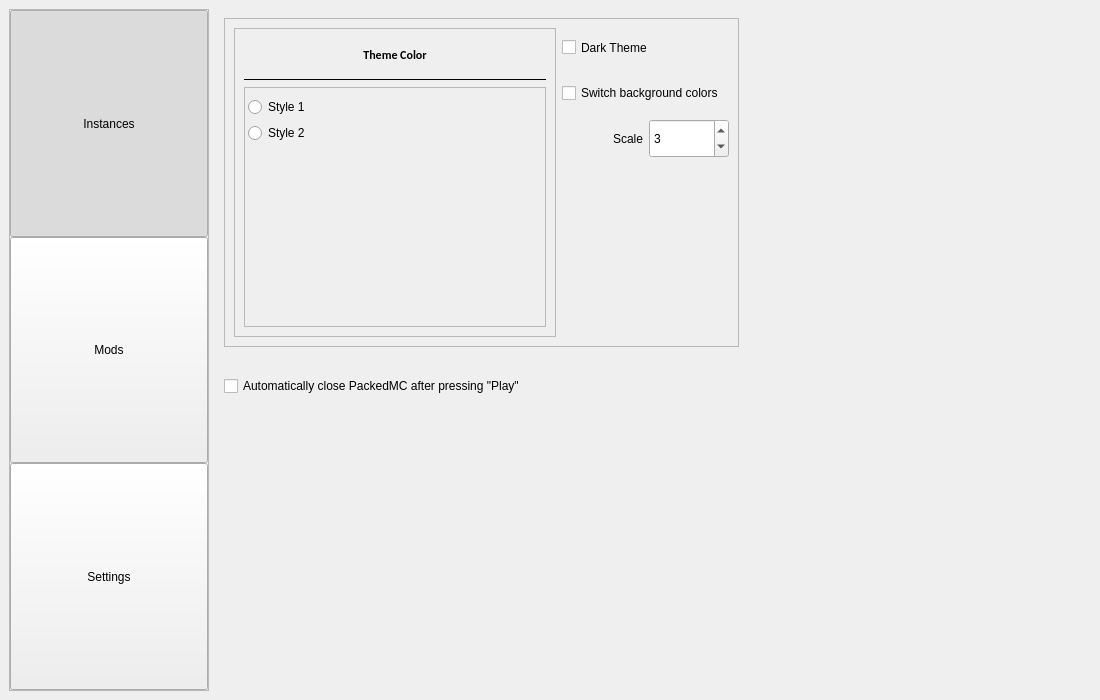
Before: the Qt Designer form interface/ui_files/interface.ui in shueppin/PackedMC, drawn with Qt 5.
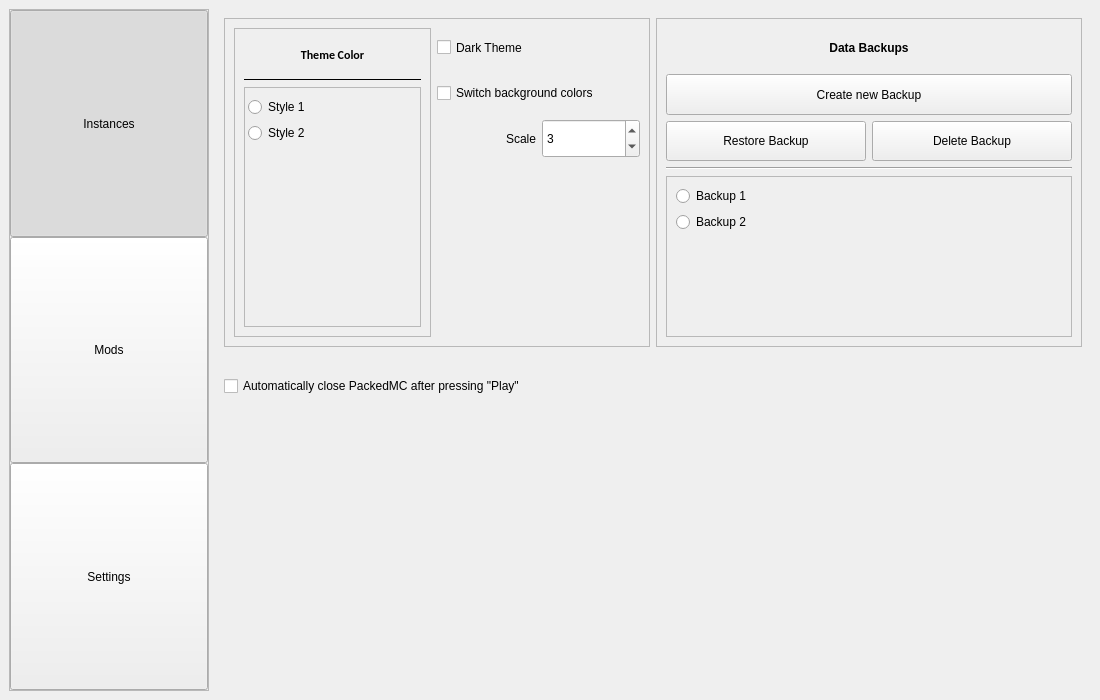
After: the same form once the commit is applied. The open tabs and pages were chosen to show the change.

Commit message: Add data backup management in the settings page

```diff
--- a/interface/ui_files/interface.ui
+++ b/interface/ui_files/interface.ui
@@ -809,7 +809,7 @@
        </layout>
       </widget>
       <widget class="QWidget" name="SETTINGS_PAGE">
-       <layout class="QGridLayout" name="gridLayout_4" rowstretch="5,1,4" columnstretch="3,2">
+       <layout class="QGridLayout" name="gridLayout_4" rowstretch="5,1,4" columnstretch="1,1">
         <item row="0" column="0">
          <widget class="QFrame" name="frame_3">
           <property name="frameShape">
@@ -818,7 +818,7 @@
           <property name="frameShadow">
            <enum>QFrame::Raised</enum>
           </property>
-          <layout class="QGridLayout" name="gridLayout_3" rowstretch="1,1,1,0" columnstretch="4,1,1">
+          <layout class="QGridLayout" name="gridLayout_3" rowstretch="1,1,1,0" columnstretch="2,1,1">
            <item row="3" column="1">
             <spacer name="verticalSpacer_3">
              <property name="orientation">
@@ -999,8 +999,8 @@
                   <rect>
                    <x>0</x>
                    <y>0</y>
-                   <width>98</width>
-                   <height>70</height>
+                   <width>175</width>
+                   <height>235</height>
                   </rect>
                  </property>
                  <layout class="QVBoxLayout" name="verticalLayout_7">
@@ -1047,19 +1047,6 @@
           </layout>
          </widget>
         </item>
-        <item row="0" column="1">
-         <spacer name="horizontalSpacer_4">
-          <property name="orientation">
-           <enum>Qt::Horizontal</enum>
-          </property>
-          <property name="sizeHint" stdset="0">
-           <size>
-            <width>362</width>
-            <height>20</height>
-           </size>
-          </property>
-         </spacer>
-        </item>
         <item row="1" column="0">
          <widget class="QCheckBox" name="CLOSE_PACKEDMC_BUTTON">
           <property name="sizePolicy">
@@ -1086,6 +1073,125 @@
           </property>
          </spacer>
         </item>
+        <item row="0" column="1">
+         <widget class="QFrame" name="frame_5">
+          <property name="frameShape">
+           <enum>QFrame::StyledPanel</enum>
+          </property>
+          <property name="frameShadow">
+           <enum>QFrame::Raised</enum>
+          </property>
+          <layout class="QGridLayout" name="gridLayout_5" rowstretch="1,1,1,1,4" columnstretch="1,1">
+           <item row="2" column="0">
+            <widget class="QPushButton" name="RESTORE_BACKUP_BUTTON">
+             <property name="sizePolicy">
+              <sizepolicy hsizetype="Minimum" vsizetype="Preferred">
+               <horstretch>0</horstretch>
+               <verstretch>0</verstretch>
+              </sizepolicy>
+             </property>
+             <property name="text">
+              <string>Restore Backup</string>
+             </property>
+            </widget>
+           </item>
+           <item row="2" column="1">
+            <widget class="QPushButton" name="DELETE_BACKUP_BUTTON">
+             <property name="sizePolicy">
+              <sizepolicy hsizetype="Minimum" vsizetype="Preferred">
+               <horstretch>0</horstretch>
+               <verstretch>0</verstretch>
+              </sizepolicy>
+             </property>
+             <property name="text">
+              <string>Delete Backup</string>
+             </property>
+            </widget>
+           </item>
+           <item row="3" column="0" colspan="2">
+            <widget class="Line" name="line_2">
+             <property name="orientation">
+              <enum>Qt::Horizontal</enum>
+             </property>
+            </widget>
+           </item>
+           <item row="1" column="0" colspan="2">
+            <widget class="QPushButton" name="CREATE_BACKUP_BUTTON">
+             <property name="sizePolicy">
+              <sizepolicy hsizetype="Minimum" vsizetype="Preferred">
+               <horstretch>0</horstretch>
+               <verstretch>0</verstretch>
+              </sizepolicy>
+             </property>
+             <property name="text">
+              <string>Create new Backup</string>
+             </property>
+            </widget>
+           </item>
+           <item row="0" column="0" colspan="2">
+            <widget class="QLabel" name="label_14">
+             <property name="font">
+              <font>
+               <bold>true</bold>
+              </font>
+             </property>
+             <property name="text">
+              <string>Data Backups</string>
+             </property>
+             <property name="alignment">
+              <set>Qt::AlignCenter</set>
+             </property>
+            </widget>
+           </item>
+           <item row="4" column="0" colspan="2">
+            <widget class="QScrollArea" name="scrollArea_3">
+             <property name="widgetResizable">
+              <bool>true</bool>
+             </property>
+             <widget class="QWidget" name="DATA_BACKUP_LIST">
+              <property name="geometry">
+               <rect>
+                <x>0</x>
+                <y>0</y>
+                <width>404</width>
+                <height>157</height>
+               </rect>
+              </property>
+              <layout class="QVBoxLayout" name="verticalLayout_4">
+               <item>
+                <widget class="QRadioButton" name="radioButton_3">
+                 <property name="text">
+                  <string>Backup 1</string>
+                 </property>
+                </widget>
+               </item>
+               <item>
+                <widget class="QRadioButton" name="radioButton_4">
+                 <property name="text">
+                  <string>Backup 2</string>
+                 </property>
+                </widget>
+               </item>
+               <item>
+                <spacer name="verticalSpacer_5">
+                 <property name="orientation">
+                  <enum>Qt::Vertical</enum>
+                 </property>
+                 <property name="sizeHint" stdset="0">
+                  <size>
+                   <width>20</width>
+                   <height>84</height>
+                  </size>
+                 </property>
+                </spacer>
+               </item>
+              </layout>
+             </widget>
+            </widget>
+           </item>
+          </layout>
+         </widget>
+        </item>
        </layout>
       </widget>
      </widget>
```
Left out of the diff: 4 changed lines with no effect on the pictures. The commit also changes 4 other files.
